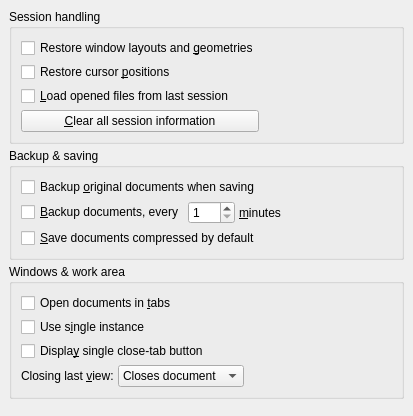
Qt form src/frontends/qt4/ui/PrefDocHandlingUi.ui (cburschka/lyx) before a commit.
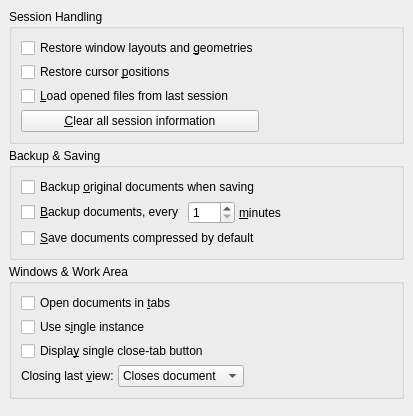
The same form after that commit.

```diff
--- a/src/frontends/qt4/ui/PrefDocHandlingUi.ui
+++ b/src/frontends/qt4/ui/PrefDocHandlingUi.ui
@@ -23,7 +23,7 @@
    <item row="0" column="0">
     <widget class="QGroupBox" name="GeometryGB">
      <property name="title">
-      <string>Session handling</string>
+      <string>Session Handling</string>
      </property>
      <property name="flat">
       <bool>true</bool>
@@ -82,7 +82,7 @@
    <item row="1" column="0">
     <widget class="QGroupBox" name="documentsGB">
      <property name="title">
-      <string>Backup &amp;&amp; saving</string>
+      <string>Backup &amp;&amp; Saving</string>
      </property>
      <property name="flat">
       <bool>true</bool>
@@ -152,7 +152,7 @@
    <item row="2" column="0">
     <widget class="QGroupBox" name="tabsGB">
      <property name="title">
-      <string>Windows &amp;&amp; work area</string>
+      <string>Windows &amp;&amp; Work Area</string>
      </property>
      <property name="flat">
       <bool>true</bool>
```
